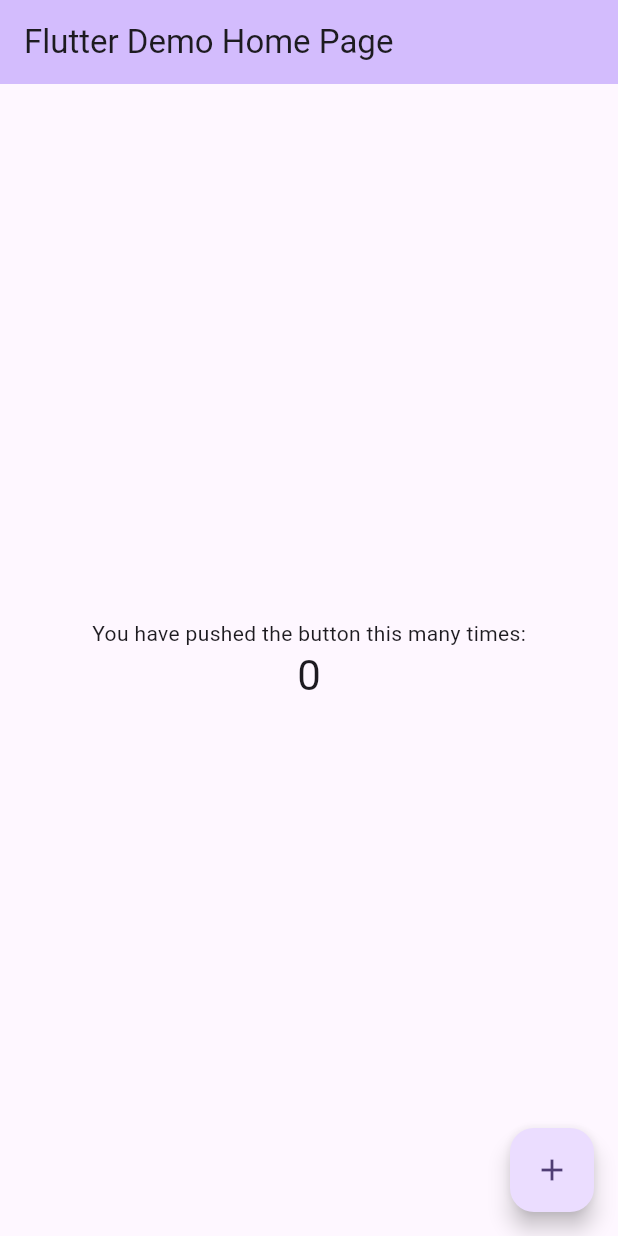
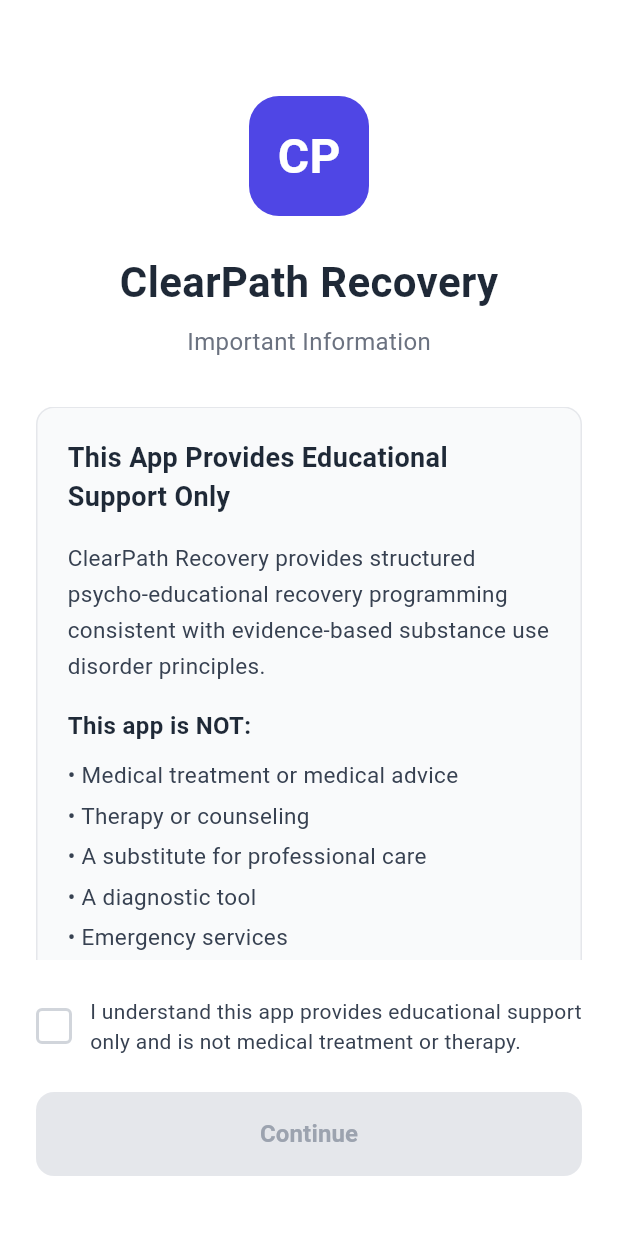
Before and after one commit to tdodson0612/clearpath-recovery, a Flutter app: the screen it shows after launch, on a phone screen of 412 x 824 dp. Run offline on Flutter 3.47's test engine with Material 3 defaults, Android fonts, the phone set to English and light mode, and no system bars.

Commit message:
Add disclaimer page and update app entry point
- Create DisclaimerPage with educational support disclaimer and user agreement checkbox
- Replace default Flutter demo with ClearPath Recovery app structure
- Update main.dart to use DisclaimerPage as initial route with custom theme

```diff
--- a/lib/main.dart
+++ b/lib/main.dart
@@ -1,122 +1,25 @@
 import 'package:flutter/material.dart';
+import 'onboarding/disclaimer_page.dart';
 
 void main() {
-  runApp(const MyApp());
+  runApp(const ClearPathRecoveryApp());
 }
 
-class MyApp extends StatelessWidget {
-  const MyApp({super.key});
+class ClearPathRecoveryApp extends StatelessWidget {
+  const ClearPathRecoveryApp({super.key});
 
-  // This widget is the root of your application.
   @override
   Widget build(BuildContext context) {
     return MaterialApp(
-      title: 'Flutter Demo',
+      title: 'ClearPath Recovery',
+      debugShowCheckedModeBanner: false,
       theme: ThemeData(
-        // This is the theme of your application.
-        //
-        // TRY THIS: Try running your application with "flutter run". You'll see
-        // the application has a purple toolbar. Then, without quitting the app,
-        // try changing the seedColor in the colorScheme below to Colors.green
-        // and then invoke "hot reload" (save your changes or press the "hot
-        // reload" button in a Flutter-supported IDE, or press "r" if you used
-        // the command line to start the app).
-        //
-        // Notice that the counter didn't reset back to zero; the application
-        // state is not lost during the reload. To reset the state, use hot
-        // restart instead.
-        //
-        // This works for code too, not just values: Most code changes can be
-        // tested with just a hot reload.
-        colorScheme: ColorScheme.fromSeed(seedColor: Colors.deepPurple),
+        colorScheme: ColorScheme.fromSeed(
+          seedColor: const Color(0xFF4F46E5),
+        ),
+        useMaterial3: true,
       ),
-      home: const MyHomePage(title: 'Flutter Demo Home Page'),
+      home: const DisclaimerPage(),
     );
   }
 }
-
-class MyHomePage extends StatefulWidget {
-  const MyHomePage({super.key, required this.title});
-
-  // This widget is the home page of your application. It is stateful, meaning
-  // that it has a State object (defined below) that contains fields that affect
-  // how it looks.
-
-  // This class is the configuration for the state. It holds the values (in this
-  // case the title) provided by the parent (in this case the App widget) and
-  // used by the build method of the State. Fields in a Widget subclass are
-  // always marked "final".
-
-  final String title;
-
-  @override
-  State<MyHomePage> createState() => _MyHomePageState();
-}
-
-class _MyHomePageState extends State<MyHomePage> {
-  int _counter = 0;
-
-  void _incrementCounter() {
-    setState(() {
-      // This call to setState tells the Flutter framework that something has
-      // changed in this State, which causes it to rerun the build method below
-      // so that the display can reflect the updated values. If we changed
-      // _counter without calling setState(), then the build method would not be
-      // called again, and so nothing would appear to happen.
-      _counter++;
-    });
-  }
-
-  @override
-  Widget build(BuildContext context) {
-    // This method is rerun every time setState is called, for instance as done
-    // by the _incrementCounter method above.
-    //
-    // The Flutter framework has been optimized to make rerunning build methods
-    // fast, so that you can just rebuild anything that needs updating rather
-    // than having to individually change instances of widgets.
-    return Scaffold(
-      appBar: AppBar(
-        // TRY THIS: Try changing the color here to a specific color (to
-        // Colors.amber, perhaps?) and trigger a hot reload to see the AppBar
-        // change color while the other colors stay the same.
-        backgroundColor: Theme.of(context).colorScheme.inversePrimary,
-        // Here we take the value from the MyHomePage object that was created by
-        // the App.build method, and use it to set our appbar title.
-        title: Text(widget.title),
-      ),
-      body: Center(
-        // Center is a layout widget. It takes a single child and positions it
-        // in the middle of the parent.
-        child: Column(
-          // Column is also a layout widget. It takes a list of children and
-          // arranges them vertically. By default, it sizes itself to fit its
-          // children horizontally, and tries to be as tall as its parent.
-          //
-          // Column has various properties to control how it sizes itself and
-          // how it positions its children. Here we use mainAxisAlignment to
-          // center the children vertically; the main axis here is the vertical
-          // axis because Columns are vertical (the cross axis would be
-          // horizontal).
-          //
-          // TRY THIS: Invoke "debug painting" (choose the "Toggle Debug Paint"
-          // action in the IDE, or press "p" in the console), to see the
-          // wireframe for each widget.
-          mainAxisAlignment: MainAxisAlignment.center,
-          children: <Widget>[
-            const Text('You have pushed the button this many times:'),
-            Text(
-              '$_counter',
-              style: Theme.of(context).textTheme.headlineMedium,
-            ),
-          ],
-        ),
-      ),
-      floatingActionButton: FloatingActionButton(
-        onPressed: _incrementCounter,
-        tooltip: 'Increment',
-        child: const Icon(Icons.add),
-      ), // This trailing comma makes auto-formatting nicer for build methods.
-    );
-  }
-}
--- /dev/null
+++ b/lib/onboarding/disclaimer_page.dart
@@ -0,0 +1,249 @@
+import 'package:flutter/material.dart';
+
+class DisclaimerPage extends StatefulWidget {
+  const DisclaimerPage({super.key});
+
+  @override
+  State<DisclaimerPage> createState() => _DisclaimerPageState();
+}
+
+class _DisclaimerPageState extends State<DisclaimerPage> {
+  bool _hasAgreed = false;
+
+  @override
+  Widget build(BuildContext context) {
+    return Scaffold(
+      backgroundColor: Colors.white,
+      body: SafeArea(
+        child: Padding(
+          padding: const EdgeInsets.all(24.0),
+          child: Column(
+            crossAxisAlignment: CrossAxisAlignment.start,
+            children: [
+              const SizedBox(height: 40),
+
+              // Logo/Icon
+              Center(
+                child: Container(
+                  width: 80,
+                  height: 80,
+                  decoration: BoxDecoration(
+                    color: const Color(0xFF4F46E5),
+                    borderRadius: BorderRadius.circular(20),
+                  ),
+                  child: const Center(
+                    child: Text(
+                      'CP',
+                      style: TextStyle(
+                        color: Colors.white,
+                        fontSize: 32,
+                        fontWeight: FontWeight.bold,
+                      ),
+                    ),
+                  ),
+                ),
+              ),
+
+              const SizedBox(height: 24),
+
+              // Title
+              const Center(
+                child: Text(
+                  'ClearPath Recovery',
+                  style: TextStyle(
+                    fontSize: 28,
+                    fontWeight: FontWeight.bold,
+                    color: Color(0xFF1F2937),
+                  ),
+                ),
+              ),
+
+              const SizedBox(height: 8),
+
+              const Center(
+                child: Text(
+                  'Important Information',
+                  style: TextStyle(
+                    fontSize: 16,
+                    color: Color(0xFF6B7280),
+                  ),
+                ),
+              ),
+
+              const SizedBox(height: 32),
+
+              // Disclaimer content
+              Expanded(
+                child: SingleChildScrollView(
+                  child: Container(
+                    padding: const EdgeInsets.all(20),
+                    decoration: BoxDecoration(
+                      color: const Color(0xFFF9FAFB),
+                      borderRadius: BorderRadius.circular(12),
+                      border: Border.all(
+                        color: const Color(0xFFE5E7EB),
+                        width: 1,
+                      ),
+                    ),
+                    child: const Column(
+                      crossAxisAlignment: CrossAxisAlignment.start,
+                      children: [
+                        Text(
+                          'This App Provides Educational Support Only',
+                          style: TextStyle(
+                            fontSize: 18,
+                            fontWeight: FontWeight.bold,
+                            color: Color(0xFF1F2937),
+                          ),
+                        ),
+                        SizedBox(height: 16),
+                        Text(
+                          'ClearPath Recovery provides structured psycho-educational recovery programming consistent with evidence-based substance use disorder principles.',
+                          style: TextStyle(
+                            fontSize: 15,
+                            height: 1.6,
+                            color: Color(0xFF374151),
+                          ),
+                        ),
+                        SizedBox(height: 16),
+                        Text(
+                          'This app is NOT:',
+                          style: TextStyle(
+                            fontSize: 16,
+                            fontWeight: FontWeight.w600,
+                            color: Color(0xFF1F2937),
+                          ),
+                        ),
+                        SizedBox(height: 8),
+                        Text(
+                          '• Medical treatment or medical advice\n'
+                          '• Therapy or counseling\n'
+                          '• A substitute for professional care\n'
+                          '• A diagnostic tool\n'
+                          '• Emergency services',
+                          style: TextStyle(
+                            fontSize: 15,
+                            height: 1.8,
+                            color: Color(0xFF374151),
+                          ),
+                        ),
+                        SizedBox(height: 16),
+                        Text(
+                          'If you are in crisis or immediate danger, please contact emergency services (911) or the National Suicide Prevention Lifeline (988).',
+                          style: TextStyle(
+                            fontSize: 15,
+                            height: 1.6,
+                            color: Color(0xFFDC2626),
+                            fontWeight: FontWeight.w500,
+                          ),
+                        ),
+                        SizedBox(height: 16),
+                        Text(
+                          'This app is designed to complement—not replace—professional treatment, counseling, medical care, or support groups.',
+                          style: TextStyle(
+                            fontSize: 15,
+                            height: 1.6,
+                            color: Color(0xFF374151),
+                          ),
+                        ),
+                      ],
+                    ),
+                  ),
+                ),
+              ),
+
+              const SizedBox(height: 24),
+
+              // Agreement checkbox
+              InkWell(
+                onTap: () {
+                  setState(() {
+                    _hasAgreed = !_hasAgreed;
+                  });
+                },
+                child: Row(
+                  children: [
+                    Container(
+                      width: 24,
+                      height: 24,
+                      decoration: BoxDecoration(
+                        color: _hasAgreed
+                            ? const Color(0xFF4F46E5)
+                            : Colors.white,
+                        border: Border.all(
+                          color: _hasAgreed
+                              ? const Color(0xFF4F46E5)
+                              : const Color(0xFFD1D5DB),
+                          width: 2,
+                        ),
+                        borderRadius: BorderRadius.circular(4),
+                      ),
+                      child: _hasAgreed
+                          ? const Icon(
+                              Icons.check,
+                              size: 16,
+                              color: Colors.white,
+                            )
+                          : null,
+                    ),
+                    const SizedBox(width: 12),
+                    const Expanded(
+                      child: Text(
+                        'I understand this app provides educational support only and is not medical treatment or therapy.',
+                        style: TextStyle(
+                          fontSize: 14,
+                          color: Color(0xFF374151),
+                          height: 1.4,
+                        ),
+                      ),
+                    ),
+                  ],
+                ),
+              ),
+
+              const SizedBox(height: 24),
+
+              // Continue button
+              SizedBox(
+                width: double.infinity,
+                height: 56,
+                child: ElevatedButton(
+                  onPressed: _hasAgreed
+                      ? () {
+                          // TODO: Log acceptance timestamp
+                          // TODO: Navigate to home/auth
+                          ScaffoldMessenger.of(context).showSnackBar(
+                            const SnackBar(
+                              content: Text('Agreement logged. Ready to continue.'),
+                              duration: Duration(seconds: 2),
+                            ),
+                          );
+                        }
+                      : null,
+                  style: ElevatedButton.styleFrom(
+                    backgroundColor: const Color(0xFF4F46E5),
+                    disabledBackgroundColor: const Color(0xFFE5E7EB),
+                    shape: RoundedRectangleBorder(
+                      borderRadius: BorderRadius.circular(12),
+                    ),
+                    elevation: 0,
+                  ),
+                  child: Text(
+                    'Continue',
+                    style: TextStyle(
+                      fontSize: 16,
+                      fontWeight: FontWeight.w600,
+                      color: _hasAgreed ? Colors.white : const Color(0xFF9CA3AF),
+                    ),
+                  ),
+                ),
+              ),
+
+              const SizedBox(height: 16),
+            ],
+          ),
+        ),
+      ),
+    );
+  }
+}
```
